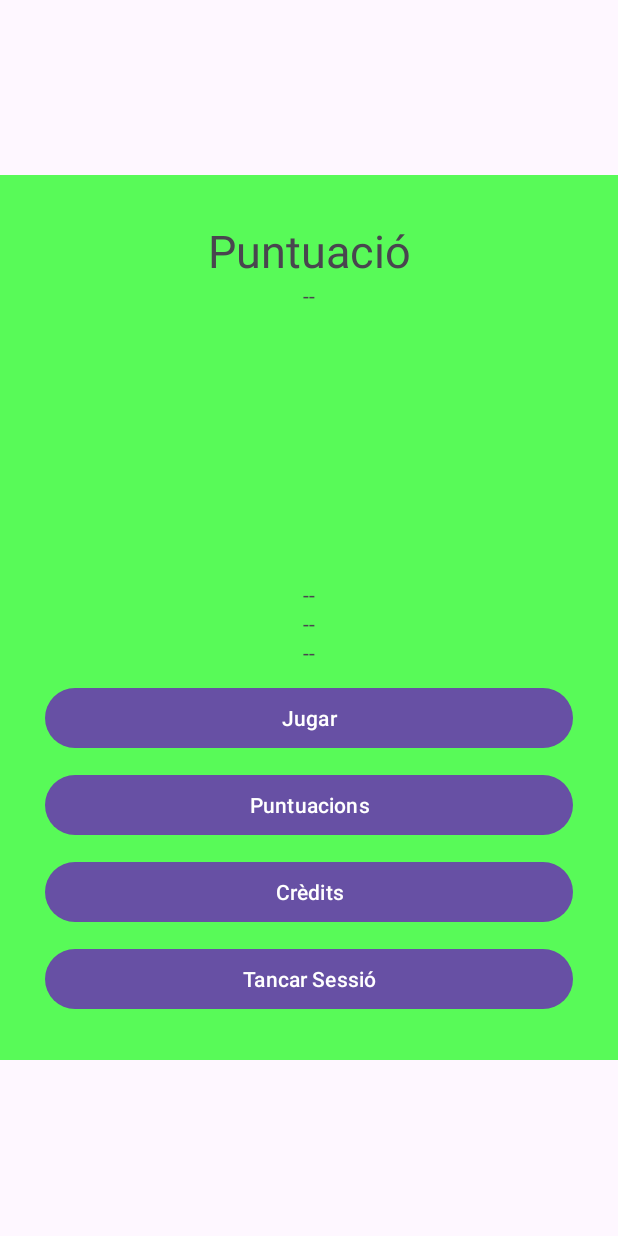
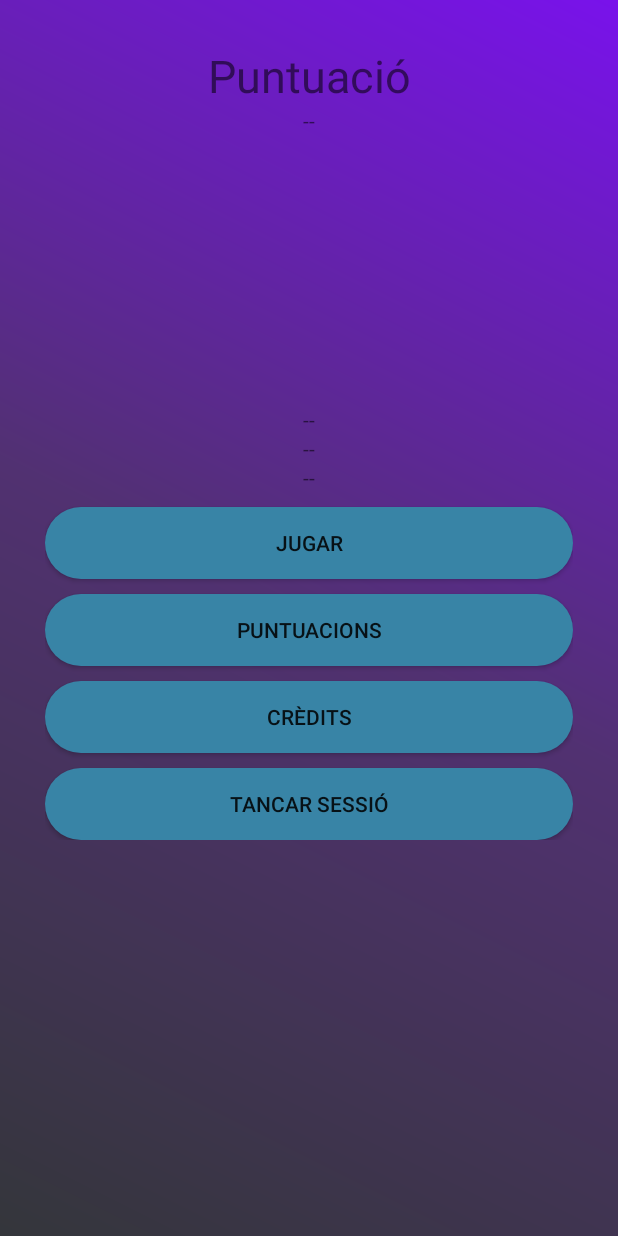
Before and after one commit to EudaX400/EchoEcho, an Android app: the screen it shows after launch once a user with an empty profile is signed in (Menu), on a phone screen of 412 x 824 dp. Run offline under Robolectric (Android 15) with nearby library versions, the phone set to English and light mode, and no system bars; our stand-ins replace Firebase (no records; nobody signed in at launch, a user with empty details on screens opened directly); Roboto replaces fonts that are not available here.

Commit message:
Acabar de fer el Menu (juntat amb a base de dades), la pantalla de nivells i fons de pantalla

```diff
--- a/app/src/main/AndroidManifest.xml
+++ b/app/src/main/AndroidManifest.xml
@@ -12,6 +12,12 @@
         android:supportsRtl="true"
         android:theme="@style/Theme.EchoEcho"
         tools:targetApi="31">
+        <activity
+            android:name=".Seleccionivell"
+            android:exported="false" />
+        <activity
+            android:name=".selectlevel"
+            android:exported="false" />
         <activity
             android:name=".Login"
             android:exported="false" />
--- a/app/src/main/java/com/example/echoecho/MainActivity.kt
+++ b/app/src/main/java/com/example/echoecho/MainActivity.kt
@@ -18,7 +18,6 @@ class MainActivity : AppCompatActivity() {
         //assigna valor a user
         auth = FirebaseAuth.getInstance()
         user = auth.currentUser
-        53
         var BTMLOGIN = findViewById<Button>(R.id.BTMLOGIN);
         var BTMREGISTRO = findViewById<Button>(R.id.BTMREGISTRO);
         BTMLOGIN.setOnClickListener() {
--- a/app/src/main/java/com/example/echoecho/Menu.kt
+++ b/app/src/main/java/com/example/echoecho/Menu.kt
@@ -1,52 +1,88 @@
 package com.example.echoecho
 
 import android.content.Intent
+import android.os.Bundle
+import android.util.Log
+import android.widget.Button
+import android.widget.TextView
+import android.widget.Toast
 import androidx.appcompat.app.AppCompatActivity
-import android.os.Bundle
-import android.widget.Button
-import android.widget.Toast
 import com.google.firebase.auth.FirebaseAuth
 import com.google.firebase.auth.FirebaseUser
+import com.google.firebase.database.DataSnapshot
+import com.google.firebase.database.DatabaseError
+import com.google.firebase.database.DatabaseReference
+import com.google.firebase.database.FirebaseDatabase
+import com.google.firebase.database.ValueEventListener
 
 class Menu : AppCompatActivity() {
     //creem unes variables per comprovar ususari i authentificació
     lateinit var auth: FirebaseAuth
     lateinit var tancarSessio: Button
-    var user: FirebaseUser? = null;
+    lateinit var CreditsBtn: Button
+    lateinit var PuntuacionsBtn: Button
+    lateinit var jugarBtn: Button
+    lateinit var puntuacio: TextView
+    lateinit var uid: TextView
+    lateinit var correo: TextView
+    lateinit var nom:TextView
+    lateinit var reference: DatabaseReference
+    var user: FirebaseUser? = null
     override fun onCreate(savedInstanceState: Bundle?) {
         super.onCreate(savedInstanceState)
         setContentView(R.layout.activity_menu)
 
-        tancarSessio =findViewById<Button>(R.id.tancarSessio)
-        auth= FirebaseAuth.getInstance()
-        user =auth.currentUser
+        tancarSessio = findViewById<Button>(R.id.tancarSessio)
+        CreditsBtn = findViewById<Button>(R.id.CreditsBtn)
+        PuntuacionsBtn = findViewById<Button>(R.id.PuntuacionsBtn)
+        jugarBtn = findViewById<Button>(R.id.jugarBtn)
+        puntuacio = findViewById<TextView>(R.id.puntuacio)
+        uid = findViewById<TextView>(R.id.uid)
+        correo = findViewById<TextView>(R.id.correo)
+        nom = findViewById<TextView>(R.id.nom)
 
-        tancarSessio.setOnClickListener(){
+        auth = FirebaseAuth.getInstance()
+        user = auth.currentUser
+
+        tancarSessio.setOnClickListener {
             tancalaSessio()
+        }
+
+        consulta()
+
+        CreditsBtn.setOnClickListener {
+            Toast.makeText(this, "Credits", Toast.LENGTH_SHORT).show()
+        }
+        PuntuacionsBtn.setOnClickListener {
+            Toast.makeText(this, "Puntuacions", Toast.LENGTH_SHORT).show()
+        }
+        jugarBtn.setOnClickListener {
+            Toast.makeText(this, "JUGAR", Toast.LENGTH_SHORT).show()
+            val intent = Intent(this, Seleccionivell::class.java)
+            startActivity(intent)
         }
 
 
     }
 
+
     private fun tancalaSessio() {
         auth.signOut() //tanca la sessió
         //va a la pantalla inicial
-        val intent= Intent(this, MainActivity::class.java)
+        val intent = Intent(this, MainActivity::class.java)
         startActivity(intent)
         finish()
     }
 
 
-    private fun usuariLogejat()
-    {
-        if (user !=null)
-        {
-            Toast.makeText(this,"Jugador logejat",
-                Toast.LENGTH_SHORT).show()
-        }
-        else
-        {
-            val intent= Intent(this, MainActivity::class.java)
+    private fun usuariLogejat() {
+        if (user != null) {
+            Toast.makeText(
+                this, "Jugador logejat",
+                Toast.LENGTH_SHORT
+            ).show()
+        } else {
+            val intent = Intent(this, MainActivity::class.java)
             startActivity(intent)
             finish()
         }
@@ -57,5 +93,52 @@ class Menu : AppCompatActivity() {
         super.onStart()
     }
 
+    private fun consulta() {
+        var database: FirebaseDatabase = FirebaseDatabase.getInstance("https://echoecho-5e815-default-rtdb.europe-west1.firebasedatabase.app/")
+        var bdreference: DatabaseReference = database.getReference("DATA BASE JUGADORS")
+        bdreference.addValueEventListener(object : ValueEventListener {
+            override fun onDataChange(snapshot: DataSnapshot) {
+                Log.i(
+                    "DEBUG", "arrel value" +
+                            snapshot.value.toString()
+                )
+                Log.i("DEBUG", "arrel key" + snapshot.key.toString())
+                // ara capturem tots els fills
+                var trobat: Boolean = false
+                for (ds in snapshot.children) {
+                    Log.i("DEBUG", "DS key:" + ds.child("Uid").key.toString())
+                    Log.i("DEBUG", "DS value:" + ds.child("Uid").value.toString())
+                    Log.i("DEBUG", "DS data:" + ds.child("Data").value.toString())
+                    Log.i("DEBUG", "DS mail:" + ds.child("Email").value.toString())
+                    //mirem si el mail és el mateix que el del jugador
+                    //si és així, mostrem les dades als textview corresponents
+                    if
+                            (ds.child("Email").value.toString().equals(user?.email)) {
+                        trobat = true
+//carrega els textview
+                        puntuacio.setText(
+                            ds.child("Puntuacio").value.toString()
+                        )
+                        uid.setText(
+                            ds.child("Uid").value.toString()
+                        )
+                        correo.setText(
+                            ds.child("Email").value.toString()
+                        )
+                        nom.setText(
+                            ds.child("Nom").value.toString()
+                        )
+                    }
+                    if (!trobat) {
+                        Log.e("ERROR", "ERROR NO TROBAT MAIL")
+                    }
+                }
+            }
+
+            override fun onCancelled(error: DatabaseError) {
+                Log.e("ERROR", "ERROR DATABASE CANCEL")
+            }
+        })
+    }
 
 }
--- /dev/null
+++ b/app/src/main/res/drawable/botopropi.xml
@@ -0,0 +1,7 @@
+<?xml version="1.0" encoding="utf-8"?>
+<shape xmlns:android="http://schemas.android.com/apk/res/android">
+
+    <solid android:color="#3884A6"/>
+    <corners android:radius="50dp"/>
+
+</shape>
--- /dev/null
+++ b/app/src/main/res/drawable/gradient_background.xml
@@ -0,0 +1,10 @@
+<?xml version="1.0" encoding="utf-8"?>
+<shape xmlns:android="http://schemas.android.com/apk/res/android">
+    <gradient
+        android:startColor="#34363B"
+        android:centerColor="#513171"
+        android:endColor="#7912EB"
+        android:angle="45"
+        android:type="linear"
+    />
+</shape>
--- a/app/src/main/res/layout/activity_game.xml
+++ b/app/src/main/res/layout/activity_game.xml
@@ -4,6 +4,7 @@
     xmlns:tools="http://schemas.android.com/tools"
     android:layout_width="match_parent"
     android:layout_height="match_parent"
+    android:background="@drawable/gradient_background"
     tools:context=".GameActivity">
 
     <TextView
@@ -11,11 +12,14 @@
         android:layout_width="wrap_content"
         android:layout_height="71dp"
         android:text="Echo Echo"
+        android:textColor="@color/white"
         android:textSize="24sp"
         app:layout_constraintBottom_toTopOf="@+id/guideline6"
         app:layout_constraintEnd_toStartOf="@+id/guideline2"
+        app:layout_constraintHorizontal_bias="0.495"
         app:layout_constraintStart_toStartOf="@+id/guideline"
-        app:layout_constraintTop_toTopOf="parent" />
+        app:layout_constraintTop_toTopOf="parent"
+        app:layout_constraintVertical_bias="0.613" />
 
     <ImageView
         android:id="@+id/imageView1"
--- a/app/src/main/res/layout/activity_menu.xml
+++ b/app/src/main/res/layout/activity_menu.xml
@@ -1,12 +1,10 @@
 <?xml version="1.0" encoding="utf-8"?>
 
-<ScrollView
-    xmlns:android="http://schemas.android.com/apk/res/android"
-    xmlns:app="http://schemas.android.com/apk/res-auto"
+<ScrollView xmlns:android="http://schemas.android.com/apk/res/android"
     xmlns:tools="http://schemas.android.com/tools"
     android:layout_width="match_parent"
-    android:layout_height="wrap_content"
-    android:background="#58FA58"
+    android:layout_height="match_parent"
+    android:background="@drawable/gradient_background"
     android:layout_gravity="center"
     tools:context=".Menu">
     <LinearLayout
@@ -64,6 +62,7 @@
             android:layout_height="wrap_content"
             android:text="@string/jugarBtn"
             android:layout_marginTop="10dp"
+            android:background="@drawable/botopropi"
             />
         <!-- BOTO DE puntuacions -->
         <Button
@@ -72,6 +71,7 @@
             android:layout_height="wrap_content"
             android:text="@string/PuntuacionsBtn"
             android:layout_marginTop="10dp"
+            android:background="@drawable/botopropi"
             />
         <!-- BOTO DE Credits -->
         <Button
@@ -80,6 +80,7 @@
             android:layout_height="wrap_content"
             android:text="@string/CreditsBtn"
             android:layout_marginTop="10dp"
+            android:background="@drawable/botopropi"
             />
         <!-- BOTO DE Tancar sessió -->
         <Button
@@ -88,6 +89,7 @@
             android:layout_height="wrap_content"
             android:text="@string/tancarSessio"
             android:layout_marginTop="10dp"
+            android:background="@drawable/botopropi"
             />
     </LinearLayout>
 </ScrollView>
--- a/app/src/main/res/values/themes.xml
+++ b/app/src/main/res/values/themes.xml
@@ -1,6 +1,6 @@
 <resources xmlns:tools="http://schemas.android.com/tools">
     <!-- Base application theme. -->
-    <style name="Base.Theme.EchoEcho" parent="Theme.Material3.DayNight.NoActionBar">
+    <style name="Base.Theme.EchoEcho" parent="Theme.AppCompat.Light.NoActionBar">
         <!-- Customize your light theme here. -->
         <!-- <item name="colorPrimary">@color/my_light_primary</item> -->
     </style>
```
Also changed, not shown: app/src/main/java/com/example/echoecho/Seleccionivell.kt (added, +31 -0 lines), app/src/main/res/layout/activity_main.xml (+6 -2 lines), app/src/main/res/layout/activity_seleccionivell.xml (added, +105 -0 lines).
